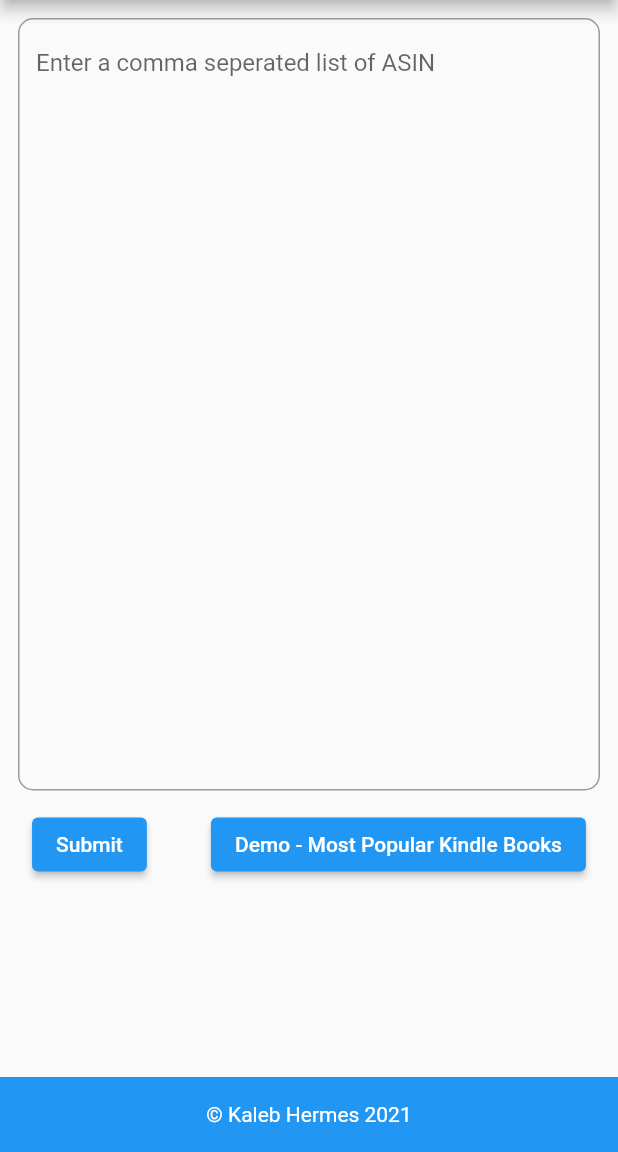
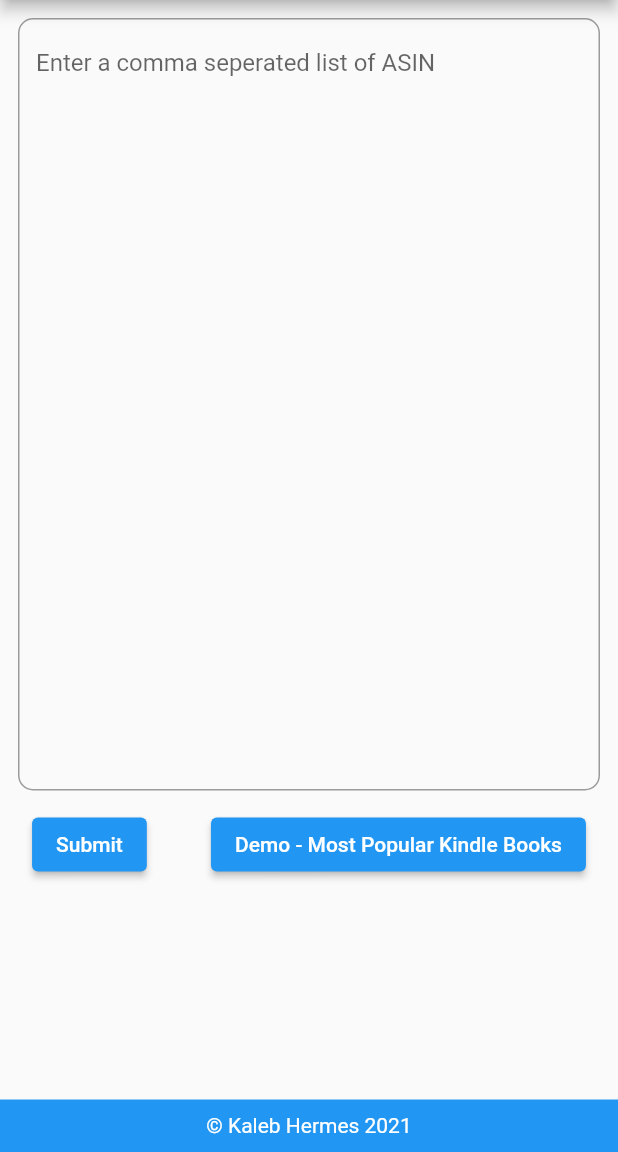
Before and after one commit to kalebhermes/kindle_covers, a Flutter app: the screen it shows after launch, after a tap on "Demo - Most Popular Kindle Books", after a tap on the "chevron left" icon, on a phone screen of 412 x 824 dp, the part 84-1236 px from its top. Run offline on Flutter 3.47's test engine with Material 2 defaults, Android fonts, the phone set to English and light mode, and no system bars; missing offline and left inert: dart:html; network calls fail.

Commit message:
Removed white book covers Refactor of Footer so it renders properly regardless of Column Added Extra Large size

```diff
--- a/lib/constants.dart
+++ b/lib/constants.dart
@@ -175,7 +175,6 @@ B01HT765Q4,
 B001FA0QMQ,
 B01DF0TM1Y,
 B00AQ3K8IU,
-019B6WTRU,
 B004M18ZRS,
 B000W9680K,
 B002RI97MK,
@@ -194,7 +193,6 @@ B001ANSS5K,
 B00HBQWGXK,
 B000FC1KJS,
 B01EN506CO,
-B00BZ4HNKK,
 B0089NVHHA,
 B00TCI0P3I,
 B004DEPELY,
@@ -209,7 +207,6 @@ B01D4O804G,
 B00ANAE6PM,
 B0036S4CWA,
 B000WJVLLG,
-001892EGK,
 B0047Y17D4,
 B01N5I5EV7,
 B0074VTHBQ,
--- a/lib/main.dart
+++ b/lib/main.dart
@@ -77,17 +77,34 @@ class _MyHomePageState extends State<MyHomePage> {
         ],
       ),
       body: Center(
-          child: Column(
+        // Having two footers sucks, but because of the nature of the GridView, one needed to be expanded while the other couldn't be
+        child: _isTextFieldVisible
+            ? Column(
                 children: [
-          _isTextFieldVisible
-              ? AsinEntryFrom(controller: _controller, onSubmit: onSubmit)
-              : BookCovers(asins: _asins),
-          Flexible(
-            flex: 1,
-            child: Align(
+                  AsinEntryFrom(controller: _controller, onSubmit: onSubmit),
+                  Expanded(child: Footer())
+                ],
+              )
+            : Column(children: [
+                BookCovers(asins: _asins),
+                Footer(),
+              ]),
+      ),
+    );
+  }
+}
+
+class Footer extends StatelessWidget {
+  const Footer({
+    Key key,
+  }) : super(key: key);
+
+  @override
+  Widget build(BuildContext context) {
+    return Align(
       alignment: FractionalOffset.bottomCenter,
       child: SizedBox(
-                height: 50,
+        height: 35,
         child: Container(
           color: Colors.blue,
           child: Row(
@@ -103,10 +120,6 @@ class _MyHomePageState extends State<MyHomePage> {
           ),
         ),
       ),
-            ),
-          ),
-        ],
-      )),
     );
   }
 }
@@ -118,8 +131,7 @@ class BookCovers extends StatelessWidget {
 
   @override
   Widget build(BuildContext context) {
-    return Flexible(
-      flex: 19,
+    return Expanded(
       child: Padding(
         padding: EdgeInsets.fromLTRB(10, 0, 10, 0),
         child: GridView.builder(
@@ -171,6 +183,7 @@ class _BookState extends State<Book> {
           setState(() => _showDownloadButton = false),
       child: Stack(
         children: [
+          Text(widget.url),
           Center(
             child: Image.network(_renderUrl,
                 // scale: 0.5,
@@ -213,7 +226,6 @@ class AsinEntryFrom extends StatelessWidget {
   Widget build(BuildContext context) {
     return Column(
       mainAxisAlignment: MainAxisAlignment.start,
-      mainAxisSize: MainAxisSize.max,
       children: [
         Container(
           margin: EdgeInsets.all(12),
@@ -254,7 +266,9 @@ void _addDownloadLink(String url) {
 }
 
 int _getNumberOfGridColumns(BuildContext context) {
-  if (isLargeScreen(context)) {
+  if (isExtraLargeScreen(context)) {
+    return 7;
+  } else if (isLargeScreen(context)) {
     return 5;
   } else if (isMediumScreen(context)) {
     return 4;
--- a/lib/sizes.dart
+++ b/lib/sizes.dart
@@ -1,4 +1,8 @@
 import 'package:flutter/material.dart';
+
+bool isExtraLargeScreen(BuildContext context) {
+  return MediaQuery.of(context).size.width > 1920.0;
+}
 
 bool isLargeScreen(BuildContext context) {
   return MediaQuery.of(context).size.width > 1280.0;
```
Lines whose indentation alone changed are shown as unchanged.
